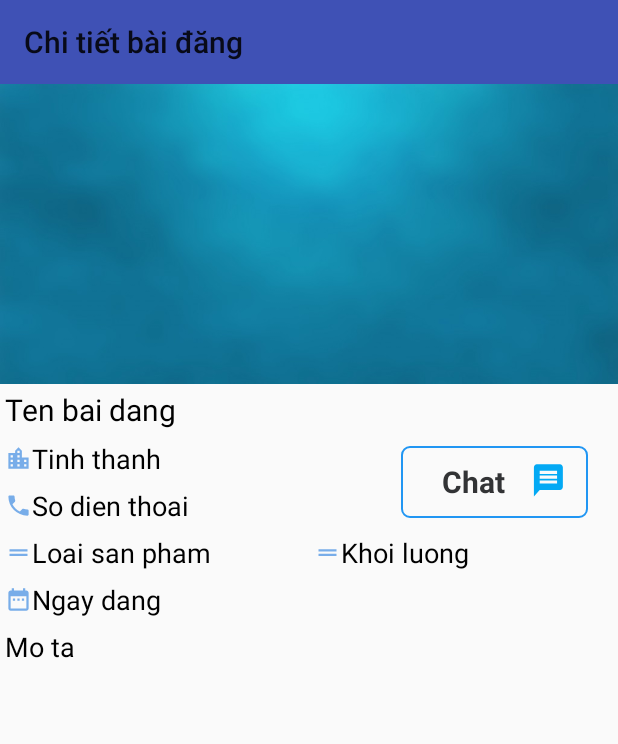
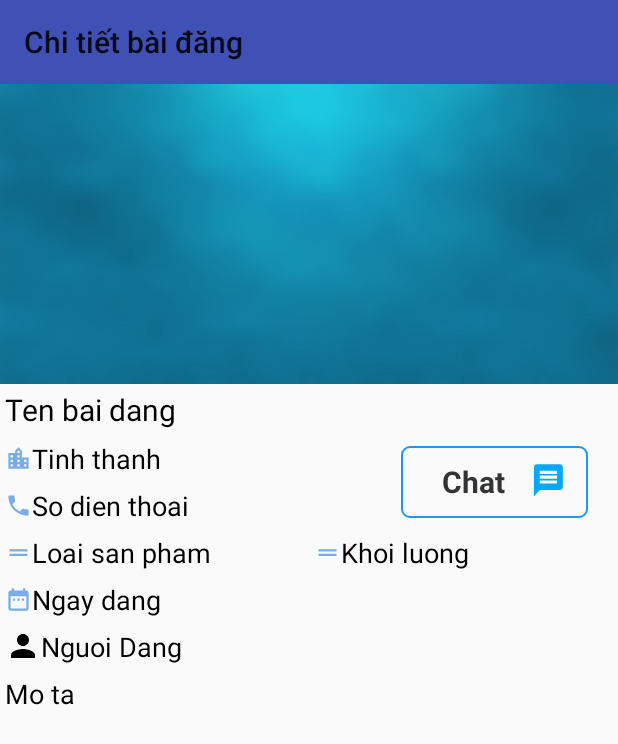
Before and after one commit to datb1505711/Nongsann, an Android app: the ChitietbaidangActivity screen opened directly, with no data from a screen before it, on a phone screen of 412 x 824 dp. Shown: the top 744 px of the screen. Run offline under Robolectric (Android 15) with nearby library versions, the phone set to English and light mode, and no system bars; our stand-ins replace Picasso; 9 statements that could not run were skipped.

```diff
--- a/NongSan/app/src/main/java/com/example/nongsan/ChatActivity.java
+++ b/NongSan/app/src/main/java/com/example/nongsan/ChatActivity.java
@@ -12,6 +12,7 @@ import android.view.View;
 import android.widget.EditText;
 import android.widget.ImageButton;
 import android.widget.ListView;
+import android.widget.TextView;
 
 import com.google.android.gms.tasks.OnCompleteListener;
 import com.google.android.gms.tasks.Task;
@@ -34,6 +35,7 @@ import java.util.Map;
 
 public class ChatActivity extends AppCompatActivity {
     private ListView listViewChat;
+    private TextView txtTitle;;
     private List<Messages> messagesList;
     private EditText edtChat;
     private String chatWith;
@@ -68,7 +70,7 @@ public class ChatActivity extends AppCompatActivity {
 
     private void addData() {
         chatWith = getIntent().getStringExtra("chatWith");
-
+        txtTitle.setText(chatWith);
         FirebaseFirestore.getInstance().collection("Messages").addSnapshotListener(new EventListener<QuerySnapshot>() {
             @Override
             public void onEvent(@Nullable QuerySnapshot queryDocumentSnapshots, @Nullable FirebaseFirestoreException e) {
@@ -113,5 +115,6 @@ public class ChatActivity extends AppCompatActivity {
         listViewChat = findViewById(R.id.lvChat);
         edtChat = findViewById(R.id.edtChat);
         btnSend = findViewById(R.id.btnSend);
+        txtTitle = findViewById(R.id.txtTitle);
     }
 }
--- a/NongSan/app/src/main/java/com/example/nongsan/ChitietbaidangActivity.java
+++ b/NongSan/app/src/main/java/com/example/nongsan/ChitietbaidangActivity.java
@@ -12,7 +12,7 @@ import android.widget.TextView;
 import com.squareup.picasso.Picasso;
 
 public class ChitietbaidangActivity extends AppCompatActivity {
-    private TextView txtTen, txtMoTa, txtNgayDang, txtTinhThanh, txtSDT, txtLoaiSanPham, txtKhoiLuong, txtChat;
+    private TextView txtTen, txtMoTa, txtNgayDang, txtTinhThanh, txtSDT, txtLoaiSanPham, txtKhoiLuong, txtChat, txtNguoiDang;
     private ImageView imageBaiDang;
 
     @Override
@@ -33,6 +33,7 @@ public class ChitietbaidangActivity extends AppCompatActivity {
         txtKhoiLuong.setText(baiDang.getGia());
         txtLoaiSanPham.setText(baiDang.getLoaisp());
         txtSDT.setText(baiDang.getSdt());
+        txtNguoiDang.setText(baiDang.getIdUser());
         Picasso.get().load(baiDang.getAnh()).into(imageBaiDang);
 
         txtChat.setOnClickListener(new View.OnClickListener() {
@@ -46,6 +47,7 @@ public class ChitietbaidangActivity extends AppCompatActivity {
     }
 
     private void addControls() {
+        txtNguoiDang = findViewById(R.id.txtNguoiDang);
         txtTen = findViewById(R.id.txtChiTietTenBaiDang);
         txtMoTa = findViewById(R.id.txtMoTaChiTiet);
         txtNgayDang = findViewById(R.id.txtChiTietNgayDang);
--- a/NongSan/app/src/main/java/com/example/nongsan/TuyChonFragment.java
+++ b/NongSan/app/src/main/java/com/example/nongsan/TuyChonFragment.java
@@ -57,7 +57,7 @@ public class TuyChonFragment extends Fragment {
         listString.add("Đăng xuất");
 
         TuyChonAdapter adapter = new TuyChonAdapter(getContext(), listString);
-
+            listTuyChon.setAdapter(adapter);
     }
 
     public void addControls(View view) {
--- a/NongSan/app/src/main/res/layout/activity_chitietbaidang.xml
+++ b/NongSan/app/src/main/res/layout/activity_chitietbaidang.xml
@@ -151,6 +151,18 @@
                     android:text="Ngay dang"
                     android:layout_width="match_parent"
                     />
+                <TextView
+                    android:padding="3sp"
+                    android:layout_weight="3"
+                    android:drawableLeft="@drawable/user"
+                    android:id="@+id/txtNguoiDang"
+                    android:layout_height="wrap_content"
+                    android:textColor="@android:color/black"
+                    android:textSize="18dp"
+                    android:text="Nguoi Dang"
+                    android:layout_width="match_parent"
+                    />
+
             </LinearLayout>
             <LinearLayout
                 android:orientation="vertical"
--- a/NongSan/app/src/main/res/layout/fragment_tuy_chon.xml
+++ b/NongSan/app/src/main/res/layout/fragment_tuy_chon.xml
@@ -28,6 +28,8 @@
             android:layout_width="match_parent"
             android:layout_height="match_parent" >
 
+
+
         </ListView>
 
    </LinearLayout>
```
Also changed, not shown: NongSan/app/src/main/java/com/example/nongsan/TuyChonAdapter.java (+17 -0 lines).
